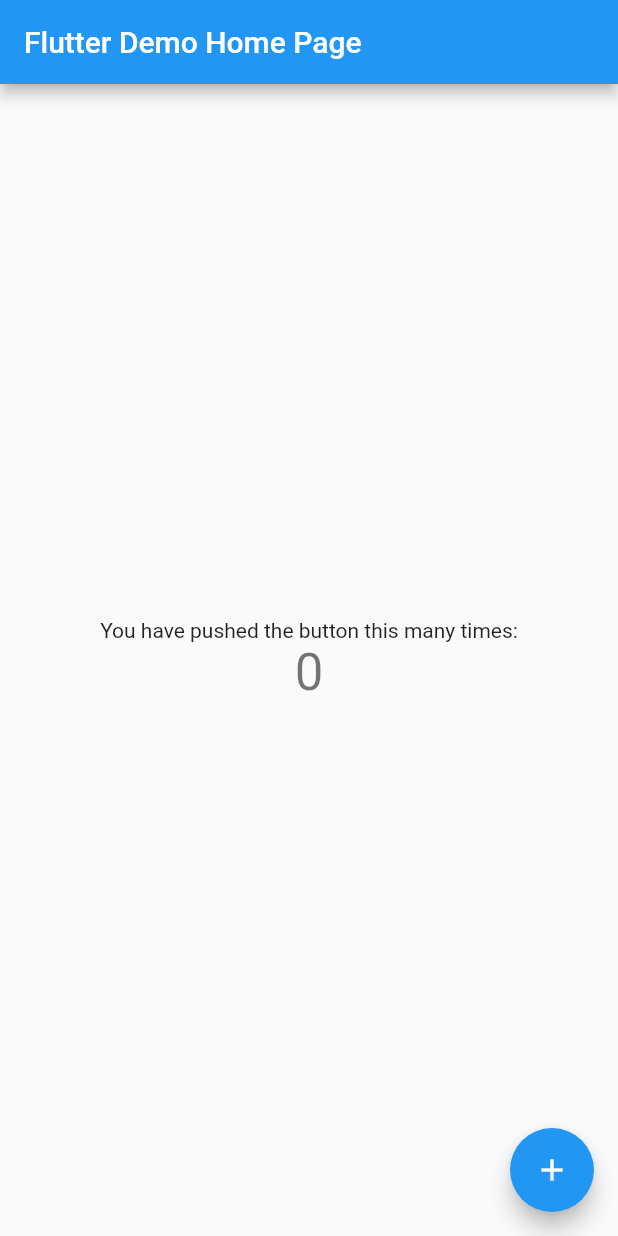
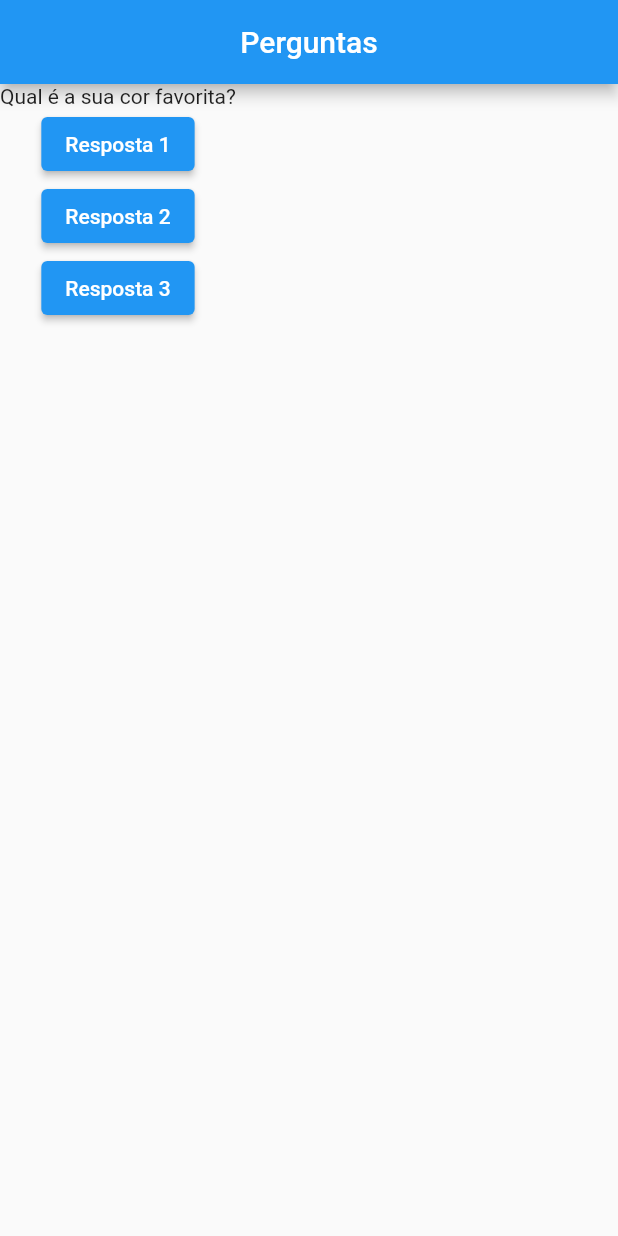
Before and after one commit to allexis096/flutter-ask-project, a Flutter app: the screen it shows after launch, on a phone screen of 412 x 824 dp. Run offline on Flutter 3.47's test engine with Material 2 defaults, Android fonts, the phone set to English and light mode, and no system bars.

Commit message:
:zap: chore: transform into StatefulWidget

```diff
--- a/lib/main.dart
+++ b/lib/main.dart
@@ -1,67 +1,47 @@
 import 'package:flutter/material.dart';
 
-void main() {
-  runApp(MyApp());
+main() {
+  runApp(AskProject());
 }
 
-class MyApp extends StatelessWidget {
+class AskProjectState extends State<AskProject> {
+  int selectedQuestion = 0;
+
+  void answer() {
+    setState(() {
+      selectedQuestion++;
+    });
+    print(selectedQuestion);
+  }
+
   @override
   Widget build(BuildContext context) {
+    final List<String> questions = [
+      'Qual é a sua cor favorita?',
+      'Qual é o seu animal favorito?',
+    ];
+
     return MaterialApp(
-      title: 'Flutter Demo',
-      theme: ThemeData(
-        primarySwatch: Colors.blue,
+      home: Scaffold(
+        appBar: AppBar(
+          title: Text('Perguntas'),
+          centerTitle: true,
+        ),
+        body: Column(
+          children: [
+            Text(questions[selectedQuestion]),
+            ElevatedButton(onPressed: answer, child: Text('Resposta 1')),
+            ElevatedButton(onPressed: answer, child: Text('Resposta 2')),
+            ElevatedButton(onPressed: answer, child: Text('Resposta 3')),
+          ],
+        ),
       ),
-      home: MyHomePage(title: 'Flutter Demo Home Page'),
     );
   }
 }
 
-class MyHomePage extends StatefulWidget {
-  MyHomePage({Key? key, required this.title}) : super(key: key);
-
-  final String title;
-
-  @override
-  _MyHomePageState createState() => _MyHomePageState();
-}
-
-class _MyHomePageState extends State<MyHomePage> {
-  int _counter = 0;
-
-  void _incrementCounter() {
-    setState(() {
-      _counter++;
-    });
-  }
-
-  @override
-  Widget build(BuildContext context) {
-    //
-    return Scaffold(
-        appBar: AppBar(
-          title: Text(widget.title),
-        ),
-        body: Center(
-          child: Column(
-            //
-            //
-            mainAxisAlignment: MainAxisAlignment.center,
-            children: <Widget>[
-              Text(
-                'You have pushed the button this many times:',
-              ),
-              Text(
-                '$_counter',
-                style: Theme.of(context).textTheme.headline4,
-              ),
-            ],
-          ),
-        ),
-        floatingActionButton: FloatingActionButton(
-          onPressed: _incrementCounter,
-          tooltip: 'Increment',
-          child: Icon(Icons.add),
-        ));
+class AskProject extends StatefulWidget {
+  AskProjectState createState() {
+    return AskProjectState();
   }
 }
```
Also changed, not shown: 1 other file.
